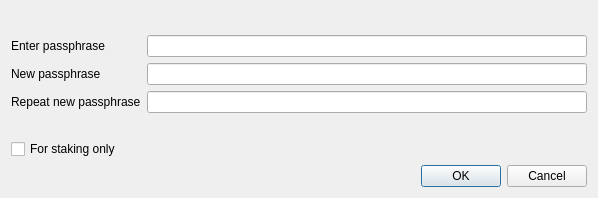
Qt form src/qt/forms/askpassphrasedialog.ui (Meee32/net2-1) before a commit.
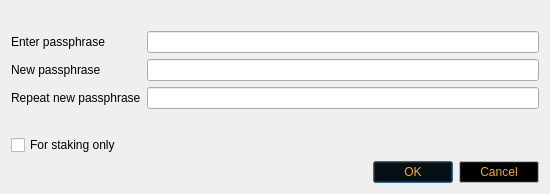
The same form after that commit.

```diff
--- a/src/qt/forms/askpassphrasedialog.ui
+++ b/src/qt/forms/askpassphrasedialog.ui
@@ -6,8 +6,8 @@
    <rect>
     <x>0</x>
     <y>0</y>
-    <width>598</width>
-    <height>198</height>
+    <width>550</width>
+    <height>189</height>
    </rect>
   </property>
   <property name="sizePolicy">
@@ -25,8 +25,8 @@
   <property name="windowTitle">
    <string>Passphrase Dialog</string>
   </property>
-  <layout class="QVBoxLayout" name="verticalLayout">
-   <item>
+  <layout class="QGridLayout" name="gridLayout">
+   <item row="0" column="0">
     <widget class="QLabel" name="warningLabel">
      <property name="textFormat">
       <enum>Qt::RichText</enum>
@@ -36,7 +36,7 @@
      </property>
     </widget>
    </item>
-   <item>
+   <item row="1" column="0">
     <layout class="QFormLayout" name="formLayout">
      <property name="fieldGrowthPolicy">
       <enum>QFormLayout::AllNonFixedFieldsGrow</enum>
@@ -71,6 +71,9 @@
      </item>
      <item row="2" column="0">
       <widget class="QLabel" name="passLabel3">
+       <property name="styleSheet">
+        <string notr="true"/>
+       </property>
        <property name="text">
         <string>Repeat new passphrase</string>
        </property>
@@ -78,6 +81,9 @@
      </item>
      <item row="2" column="1">
       <widget class="QLineEdit" name="passEdit3">
+       <property name="styleSheet">
+        <string notr="true"/>
+       </property>
        <property name="echoMode">
         <enum>QLineEdit::Password</enum>
        </property>
@@ -85,12 +91,6 @@
      </item>
      <item row="3" column="1">
       <widget class="QLabel" name="capsLabel">
-       <property name="font">
-        <font>
-         <weight>75</weight>
-         <bold>true</bold>
-        </font>
-       </property>
        <property name="text">
         <string/>
        </property>
@@ -117,8 +117,426 @@
      </item>
     </layout>
    </item>
-   <item>
+   <item row="2" column="0">
     <widget class="QDialogButtonBox" name="buttonBox">
+     <property name="palette">
+      <palette>
+       <active>
+        <colorrole role="WindowText">
+         <brush brushstyle="SolidPattern">
+          <color alpha="255">
+           <red>255</red>
+           <green>170</green>
+           <blue>0</blue>
+          </color>
+         </brush>
+        </colorrole>
+        <colorrole role="Button">
+         <brush brushstyle="SolidPattern">
+          <color alpha="255">
+           <red>0</red>
+           <green>0</green>
+           <blue>0</blue>
+          </color>
+         </brush>
+        </colorrole>
+        <colorrole role="Light">
+         <brush brushstyle="SolidPattern">
+          <color alpha="255">
+           <red>255</red>
+           <green>255</green>
+           <blue>255</blue>
+          </color>
+         </brush>
+        </colorrole>
+        <colorrole role="Midlight">
+         <brush brushstyle="SolidPattern">
+          <color alpha="255">
+           <red>255</red>
+           <green>255</green>
+           <blue>255</blue>
+          </color>
+         </brush>
+        </colorrole>
+        <colorrole role="Dark">
+         <brush brushstyle="SolidPattern">
+          <color alpha="255">
+           <red>255</red>
+           <green>255</green>
+           <blue>255</blue>
+          </color>
+         </brush>
+        </colorrole>
+        <colorrole role="Mid">
+         <brush brushstyle="SolidPattern">
+          <color alpha="255">
+           <red>255</red>
+           <green>255</green>
+           <blue>255</blue>
+          </color>
+         </brush>
+        </colorrole>
+        <colorrole role="Text">
+         <brush brushstyle="SolidPattern">
+          <color alpha="255">
+           <red>255</red>
+           <green>170</green>
+           <blue>0</blue>
+          </color>
+         </brush>
+        </colorrole>
+        <colorrole role="BrightText">
+         <brush brushstyle="SolidPattern">
+          <color alpha="255">
+           <red>255</red>
+           <green>255</green>
+           <blue>255</blue>
+          </color>
+         </brush>
+        </colorrole>
+        <colorrole role="ButtonText">
+         <brush brushstyle="SolidPattern">
+          <color alpha="255">
+           <red>255</red>
+           <green>170</green>
+           <blue>0</blue>
+          </color>
+         </brush>
+        </colorrole>
+        <colorrole role="Base">
+         <brush brushstyle="SolidPattern">
+          <color alpha="255">
+           <red>0</red>
+           <green>0</green>
+           <blue>0</blue>
+          </color>
+         </brush>
+        </colorrole>
+        <colorrole role="Window">
+         <brush brushstyle="SolidPattern">
+          <color alpha="255">
+           <red>255</red>
+           <green>255</green>
+           <blue>255</blue>
+          </color>
+         </brush>
+        </colorrole>
+        <colorrole role="Shadow">
+         <brush brushstyle="SolidPattern">
+          <color alpha="255">
+           <red>255</red>
+           <green>255</green>
+           <blue>255</blue>
+          </color>
+         </brush>
+        </colorrole>
+        <colorrole role="AlternateBase">
+         <brush brushstyle="SolidPattern">
+          <color alpha="255">
+           <red>0</red>
+           <green>0</green>
+           <blue>0</blue>
+          </color>
+         </brush>
+        </colorrole>
+        <colorrole role="ToolTipBase">
+         <brush brushstyle="SolidPattern">
+          <color alpha="255">
+           <red>0</red>
+           <green>0</green>
+           <blue>0</blue>
+          </color>
+         </brush>
+        </colorrole>
+        <colorrole role="ToolTipText">
+         <brush brushstyle="SolidPattern">
+          <color alpha="255">
+           <red>255</red>
+           <green>170</green>
+           <blue>0</blue>
+          </color>
+         </brush>
+        </colorrole>
+       </active>
+       <inactive>
+        <colorrole role="WindowText">
+         <brush brushstyle="SolidPattern">
+          <color alpha="255">
+           <red>255</red>
+           <green>170</green>
+           <blue>0</blue>
+          </color>
+         </brush>
+        </colorrole>
+        <colorrole role="Button">
+         <brush brushstyle="SolidPattern">
+          <color alpha="255">
+           <red>0</red>
+           <green>0</green>
+           <blue>0</blue>
+          </color>
+         </brush>
+        </colorrole>
+        <colorrole role="Light">
+         <brush brushstyle="SolidPattern">
+          <color alpha="255">
+           <red>255</red>
+           <green>255</green>
+           <blue>255</blue>
+          </color>
+         </brush>
+        </colorrole>
+        <colorrole role="Midlight">
+         <brush brushstyle="SolidPattern">
+          <color alpha="255">
+           <red>255</red>
+           <green>255</green>
+           <blue>255</blue>
+          </color>
+         </brush>
+        </colorrole>
+        <colorrole role="Dark">
+         <brush brushstyle="SolidPattern">
+          <color alpha="255">
+           <red>255</red>
+           <green>255</green>
+           <blue>255</blue>
+          </color>
+         </brush>
+        </colorrole>
+        <colorrole role="Mid">
+         <brush brushstyle="SolidPattern">
+          <color alpha="255">
+           <red>255</red>
+           <green>255</green>
+           <blue>255</blue>
+          </color>
+         </brush>
+        </colorrole>
+        <colorrole role="Text">
+         <brush brushstyle="SolidPattern">
+          <color alpha="255">
+           <red>255</red>
+           <green>170</green>
+           <blue>0</blue>
+          </color>
+         </brush>
+        </colorrole>
+        <colorrole role="BrightText">
+         <brush brushstyle="SolidPattern">
+          <color alpha="255">
+           <red>255</red>
+           <green>255</green>
+           <blue>255</blue>
+          </color>
+         </brush>
+        </colorrole>
+        <colorrole role="ButtonText">
+         <brush brushstyle="SolidPattern">
+          <color alpha="255">
+           <red>255</red>
+           <green>170</green>
+           <blue>0</blue>
+          </color>
+         </brush>
+        </colorrole>
+        <colorrole role="Base">
+         <brush brushstyle="SolidPattern">
+          <color alpha="255">
+           <red>0</red>
+           <green>0</green>
+           <blue>0</blue>
+          </color>
+         </brush>
+        </colorrole>
+        <colorrole role="Window">
+         <brush brushstyle="SolidPattern">
+          <color alpha="255">
+           <red>255</red>
+           <green>255</green>
+           <blue>255</blue>
+          </color>
+         </brush>
+        </colorrole>
+        <colorrole role="Shadow">
+         <brush brushstyle="SolidPattern">
+          <color alpha="255">
+           <red>255</red>
+           <green>255</green>
+           <blue>255</blue>
+          </color>
+         </brush>
+        </colorrole>
+        <colorrole role="AlternateBase">
+         <brush brushstyle="SolidPattern">
+          <color alpha="255">
+           <red>0</red>
+           <green>0</green>
+           <blue>0</blue>
+          </color>
+         </brush>
+        </colorrole>
+        <colorrole role="ToolTipBase">
+         <brush brushstyle="SolidPattern">
+          <color alpha="255">
+           <red>0</red>
+           <green>0</green>
+           <blue>0</blue>
+          </color>
+         </brush>
+        </colorrole>
+        <colorrole role="ToolTipText">
+         <brush brushstyle="SolidPattern">
+          <color alpha="255">
+           <red>255</red>
+           <green>170</green>
+           <blue>0</blue>
+          </color>
+         </brush>
+        </colorrole>
+       </inactive>
+       <disabled>
+        <colorrole role="WindowText">
+         <brush brushstyle="SolidPattern">
+          <color alpha="255">
+           <red>255</red>
+           <green>255</green>
+           <blue>255</blue>
+          </color>
+         </brush>
+        </colorrole>
+        <colorrole role="Button">
+         <brush brushstyle="SolidPattern">
+          <color alpha="255">
+           <red>0</red>
+           <green>0</green>
+           <blue>0</blue>
+          </color>
+         </brush>
+        </colorrole>
+        <colorrole role="Light">
+         <brush brushstyle="SolidPattern">
+          <color alpha="255">
+           <red>255</red>
+           <green>255</green>
+           <blue>255</blue>
+          </color>
+         </brush>
+        </colorrole>
+        <colorrole role="Midlight">
+         <brush brushstyle="SolidPattern">
+          <color alpha="255">
+           <red>255</red>
+           <green>255</green>
+           <blue>255</blue>
+          </color>
+         </brush>
+        </colorrole>
+        <colorrole role="Dark">
+         <brush brushstyle="SolidPattern">
+          <color alpha="255">
+           <red>255</red>
+           <green>255</green>
+           <blue>255</blue>
+          </color>
+         </brush>
+        </colorrole>
+        <colorrole role="Mid">
+         <brush brushstyle="SolidPattern">
+          <color alpha="255">
+           <red>255</red>
+           <green>255</green>
+           <blue>255</blue>
+          </color>
+         </brush>
+        </colorrole>
+        <colorrole role="Text">
+         <brush brushstyle="SolidPattern">
+          <color alpha="255">
+           <red>255</red>
+           <green>255</green>
+           <blue>255</blue>
+          </color>
+         </brush>
+        </colorrole>
+        <colorrole role="BrightText">
+         <brush brushstyle="SolidPattern">
+          <color alpha="255">
+           <red>255</red>
+           <green>255</green>
+           <blue>255</blue>
+          </color>
+         </brush>
+        </colorrole>
+        <colorrole role="ButtonText">
+         <brush brushstyle="SolidPattern">
+          <color alpha="255">
+           <red>255</red>
+           <green>255</green>
+           <blue>255</blue>
+          </color>
+         </brush>
+        </colorrole>
+        <colorrole role="Base">
+         <brush brushstyle="SolidPattern">
+          <color alpha="255">
+           <red>255</red>
+           <green>255</green>
+           <blue>255</blue>
+          </color>
+         </brush>
+        </colorrole>
+        <colorrole role="Window">
+         <brush brushstyle="SolidPattern">
+          <color alpha="255">
+           <red>255</red>
+           <green>255</green>
+           <blue>255</blue>
+          </color>
+         </brush>
+        </colorrole>
+        <colorrole role="Shadow">
+         <brush brushstyle="SolidPattern">
+          <color alpha="255">
+           <red>255</red>
+           <green>255</green>
+           <blue>255</blue>
+          </color>
+         </brush>
+        </colorrole>
+        <colorrole role="AlternateBase">
+         <brush brushstyle="SolidPattern">
+          <color alpha="255">
+           <red>0</red>
+           <green>0</green>
+           <blue>0</blue>
+          </color>
+         </brush>
+        </colorrole>
+        <colorrole role="ToolTipBase">
+         <brush brushstyle="SolidPattern">
+          <color alpha="255">
+           <red>0</red>
+           <green>0</green>
+           <blue>0</blue>
+          </color>
+         </brush>
+        </colorrole>
+        <colorrole role="ToolTipText">
+         <brush brushstyle="SolidPattern">
+          <color alpha="255">
+           <red>255</red>
+           <green>170</green>
+           <blue>0</blue>
+          </color>
+         </brush>
+        </colorrole>
+       </disabled>
+      </palette>
+     </property>
+     <property name="styleSheet">
+      <string notr="true"/>
+     </property>
      <property name="orientation">
       <enum>Qt::Horizontal</enum>
      </property>
```
Left out of the diff: 14 changed lines with no effect on the pictures.
